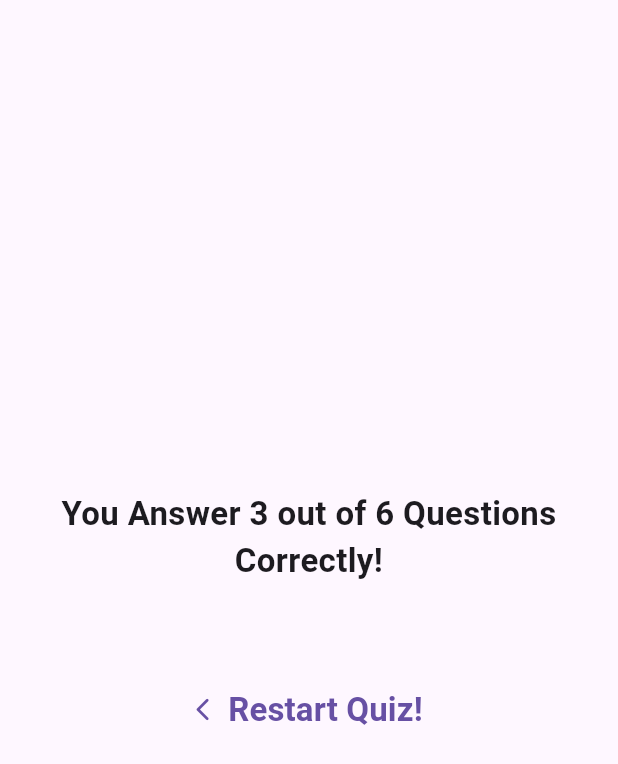
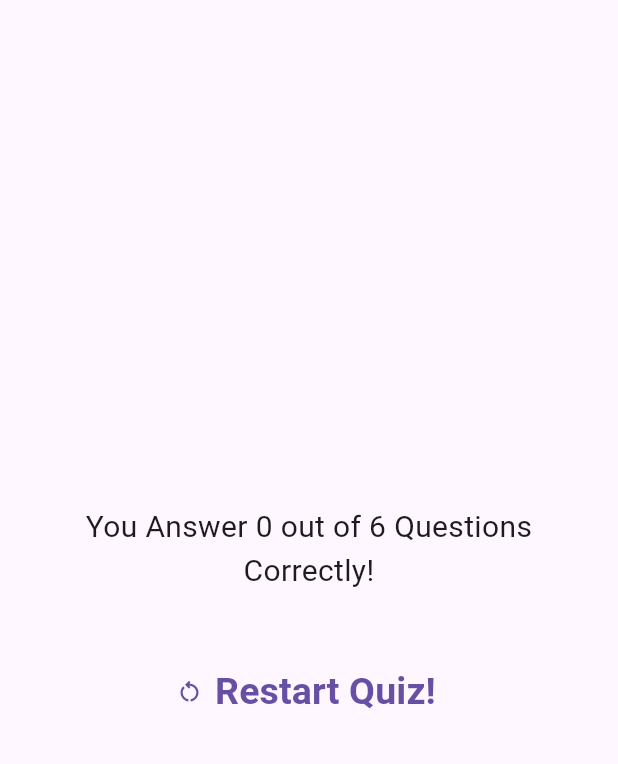
Before and after one commit to ramyhany0/quiz_app, a Flutter app: the Result widget shown alone on an empty page, opened directly with empty values, on a phone screen of 412 x 824 dp. Shown: the top 764 px of the screen. Run offline on Flutter 3.47's test engine with Material 3 defaults, Android fonts, the phone set to English and light mode, and no system bars; our stand-ins replace google_fonts.

Commit message:
"Updated Result widget to dynamically display correct answers and modified UI elements"

```diff
--- a/lib/result.dart
+++ b/lib/result.dart
@@ -19,18 +19,27 @@ class Result extends StatelessWidget {
 
   @override
   Widget build(BuildContext context) {
+    var numofcorrectanswer = 0;
+    var summaryData = getSummaryData();
+    for (var i = 0; i < summaryData.length; i++) {
+      if (summaryData[i]['user_answer'] == summaryData[i]['correct_answer']) {
+        numofcorrectanswer++;
+      }
+    }
     return Container(
       margin: const EdgeInsets.all(20),
       child: Column(
         mainAxisAlignment: MainAxisAlignment.center,
         children: [
-          const Text(
-            "You Answer 3 out of 6 Questions Correctly!",
-            style: TextStyle(fontSize: 22, fontWeight: FontWeight.bold),
+          Text(
+            "You Answer $numofcorrectanswer out of ${questions.length} Questions Correctly!",
+            style: TextStyle(
+              fontSize: 20,
+            ),
             textAlign: TextAlign.center,
           ),
           const SizedBox(
-            height: 30,
+            height: 20,
           ),
           ...getSummaryData().map((e) => Column(
                 children: [
@@ -38,7 +47,9 @@ class Result extends StatelessWidget {
                     mainAxisAlignment: MainAxisAlignment.start,
                     children: [
                       CircleAvatar(
-                        backgroundColor: Colors.green.shade100,
+                        backgroundColor: e['user_answer'] == e['correct_answer']
+                            ? Colors.green.shade400
+                            : Colors.red.shade400,
                         radius: 16,
                         child:
                             Text(((e['question_index'] as int) + 1).toString()),
@@ -79,14 +90,14 @@ class Result extends StatelessWidget {
                 ],
               )),
           const SizedBox(
-            height: 30,
+            height: 20,
           ),
           TextButton.icon(
               onPressed: () {},
-              icon: const Icon(Icons.arrow_back_ios_new_rounded),
+              icon: const Icon(Icons.restart_alt_outlined),
               label: const Text(
                 "Restart Quiz!",
-                style: TextStyle(fontSize: 22, fontWeight: FontWeight.bold),
+                style: TextStyle(fontSize: 25, fontWeight: FontWeight.bold),
                 textAlign: TextAlign.center,
               ))
         ],
```
